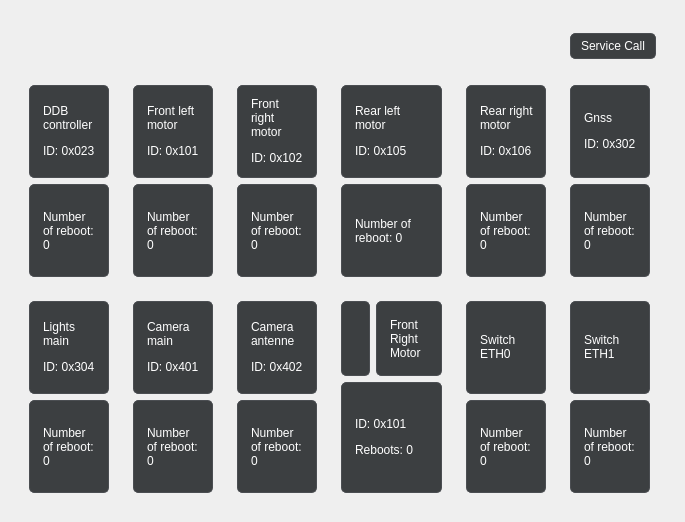
Before: the Qt Designer form rover_gui/ui/ui/DeviceStatus.ui in robotique-udes/rover, drawn with Qt 5.
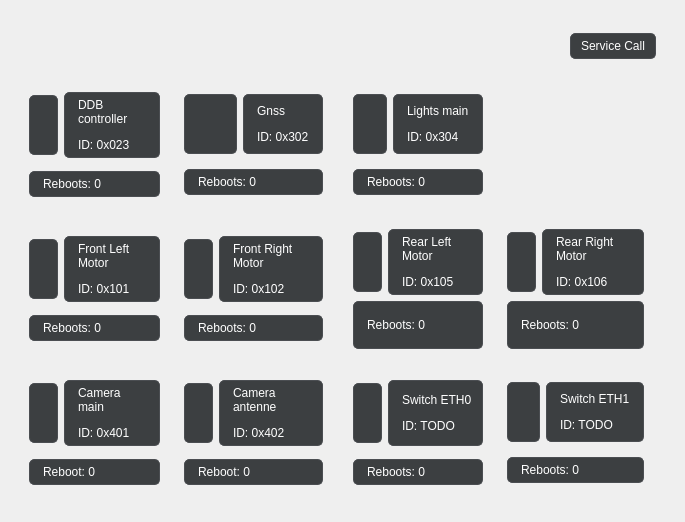
After: the same form once the commit is applied. Icons and pictures are not drawn.

Patch:
```diff
--- a/rover_gui/ui/ui/DeviceStatus.ui
+++ b/rover_gui/ui/ui/DeviceStatus.ui
@@ -23,52 +23,66 @@
 }</string>
   </property>
   <layout class="QGridLayout" name="gridLayout_2">
-   <item row="0" column="5">
+   <item row="0" column="4">
     <widget class="QWidget" name="deviceInfos" native="true">
      <layout class="QGridLayout" name="gridLayout">
-      <item row="2" column="6">
-       <widget class="QWidget" name="switchETH1" native="true">
-        <layout class="QVBoxLayout" name="verticalLayout_11">
-         <item>
-          <widget class="QLabel" name="switchETH1Info">
-           <property name="text">
-            <string>&lt;html&gt;&lt;head/&gt;&lt;body&gt;&lt;p&gt;Switch ETH1&lt;/p&gt;&lt;/body&gt;&lt;/html&gt;</string>
-           </property>
-           <property name="wordWrap">
+      <item row="3" column="4">
+       <widget class="QWidget" name="switchETH0_2" native="true">
+        <layout class="QGridLayout" name="gridLayout_12">
+         <item row="0" column="0">
+          <widget class="QLabel" name="switchETH0Icon">
+           <property name="enabled">
             <bool>true</bool>
            </property>
-          </widget>
-         </item>
-         <item>
-          <widget class="QLabel" name="switchETH1Reboot">
+           <property name="sizePolicy">
+            <sizepolicy hsizetype="Minimum" vsizetype="Minimum">
+             <horstretch>0</horstretch>
+             <verstretch>0</verstretch>
+            </sizepolicy>
+           </property>
+           <property name="maximumSize">
+            <size>
+             <width>60</width>
+             <height>60</height>
+            </size>
+           </property>
+           <property name="autoFillBackground">
+            <bool>false</bool>
+           </property>
+           <property name="lineWidth">
+            <number>1</number>
+           </property>
            <property name="text">
-            <string>Number of reboot: 0</string>
+            <string/>
            </property>
-           <property name="wordWrap">
+           <property name="pixmap">
+            <pixmap resource="../../src/Global/Constant/resources.qrc">:/icons/icons/ethswitch.png</pixmap>
+           </property>
+           <property name="scaledContents">
             <bool>true</bool>
            </property>
           </widget>
          </item>
-        </layout>
-       </widget>
-      </item>
-      <item row="1" column="3">
-       <widget class="QWidget" name="frontrightMotor" native="true">
-        <layout class="QVBoxLayout" name="verticalLayout">
-         <item>
-          <widget class="QLabel" name="frontrightMotorInfo">
-           <property name="text">
-            <string>&lt;html&gt;&lt;head/&gt;&lt;body&gt;&lt;p&gt;Front right motor&lt;/p&gt;&lt;p&gt;ID: 0x102&lt;/p&gt;&lt;/body&gt;&lt;/html&gt;</string>
+         <item row="1" column="0" colspan="2">
+          <widget class="QLabel" name="switchETH0Reboot">
+           <property name="sizePolicy">
+            <sizepolicy hsizetype="Preferred" vsizetype="Maximum">
+             <horstretch>0</horstretch>
+             <verstretch>0</verstretch>
+            </sizepolicy>
            </property>
-           <property name="wordWrap">
-            <bool>true</bool>
+           <property name="styleSheet">
+            <string notr="true"/>
            </property>
+           <property name="text">
+            <string>&lt;html&gt;&lt;head/&gt;&lt;body&gt;&lt;p&gt;Reboots: 0&lt;/p&gt;&lt;/body&gt;&lt;/html&gt;</string>
+           </property>
           </widget>
          </item>
-         <item>
-          <widget class="QLabel" name="frontrightMotorReboot">
+         <item row="0" column="1">
+          <widget class="QLabel" name="switchETH0Info">
            <property name="text">
-            <string>Number of reboot: 0</string>
+            <string>&lt;html&gt;&lt;head/&gt;&lt;body&gt;&lt;p&gt;Switch ETH0&lt;/p&gt;&lt;p&gt;ID: TODO&lt;/p&gt;&lt;/body&gt;&lt;/html&gt;</string>
            </property>
            <property name="wordWrap">
             <bool>true</bool>
@@ -78,10 +92,10 @@
         </layout>
        </widget>
       </item>
-      <item row="1" column="6">
+      <item row="1" column="2">
        <widget class="QWidget" name="gnss" native="true">
-        <layout class="QVBoxLayout" name="verticalLayout_2">
-         <item>
+        <layout class="QGridLayout" name="gridLayout_17">
+         <item row="0" column="1">
           <widget class="QLabel" name="gnssInfo">
            <property name="text">
             <string>&lt;html&gt;&lt;head/&gt;&lt;body&gt;&lt;p&gt;Gnss&lt;/p&gt;&lt;p&gt;ID: 0x302&lt;/p&gt;&lt;/body&gt;&lt;/html&gt;</string>
@@ -91,10 +105,116 @@
            </property>
           </widget>
          </item>
-         <item>
+         <item row="0" column="0">
+          <widget class="QLabel" name="frontrightMotorIcon_3">
+           <property name="enabled">
+            <bool>true</bool>
+           </property>
+           <property name="sizePolicy">
+            <sizepolicy hsizetype="Minimum" vsizetype="Minimum">
+             <horstretch>0</horstretch>
+             <verstretch>0</verstretch>
+            </sizepolicy>
+           </property>
+           <property name="maximumSize">
+            <size>
+             <width>60</width>
+             <height>60</height>
+            </size>
+           </property>
+           <property name="autoFillBackground">
+            <bool>false</bool>
+           </property>
+           <property name="lineWidth">
+            <number>1</number>
+           </property>
+           <property name="text">
+            <string/>
+           </property>
+           <property name="pixmap">
+            <pixmap resource="../../src/Global/Constant/resources.qrc">:/icons/icons/gnss.png</pixmap>
+           </property>
+           <property name="scaledContents">
+            <bool>true</bool>
+           </property>
+          </widget>
+         </item>
+         <item row="1" column="0" colspan="2">
           <widget class="QLabel" name="gnssReboot">
+           <property name="sizePolicy">
+            <sizepolicy hsizetype="Preferred" vsizetype="Maximum">
+             <horstretch>0</horstretch>
+             <verstretch>0</verstretch>
+            </sizepolicy>
+           </property>
            <property name="text">
-            <string>Number of reboot: 0</string>
+            <string>Reboots: 0</string>
+           </property>
+           <property name="wordWrap">
+            <bool>true</bool>
+           </property>
+          </widget>
+         </item>
+        </layout>
+       </widget>
+      </item>
+      <item row="3" column="1">
+       <widget class="QWidget" name="cameraMain" native="true">
+        <layout class="QGridLayout" name="gridLayout_15">
+         <item row="0" column="1">
+          <widget class="QLabel" name="cameraMainInfo">
+           <property name="text">
+            <string>&lt;html&gt;&lt;head/&gt;&lt;body&gt;&lt;p&gt;Camera main&lt;/p&gt;&lt;p&gt;ID: 0x401&lt;/p&gt;&lt;/body&gt;&lt;/html&gt;</string>
+           </property>
+           <property name="wordWrap">
+            <bool>true</bool>
+           </property>
+          </widget>
+         </item>
+         <item row="0" column="0">
+          <widget class="QLabel" name="CamMainIcon">
+           <property name="enabled">
+            <bool>true</bool>
+           </property>
+           <property name="sizePolicy">
+            <sizepolicy hsizetype="Minimum" vsizetype="Minimum">
+             <horstretch>0</horstretch>
+             <verstretch>0</verstretch>
+            </sizepolicy>
+           </property>
+           <property name="maximumSize">
+            <size>
+             <width>60</width>
+             <height>60</height>
+            </size>
+           </property>
+           <property name="autoFillBackground">
+            <bool>false</bool>
+           </property>
+           <property name="lineWidth">
+            <number>1</number>
+           </property>
+           <property name="text">
+            <string/>
+           </property>
+           <property name="pixmap">
+            <pixmap resource="../../src/Global/Constant/resources.qrc">:/icons/icons/camera.png</pixmap>
+           </property>
+           <property name="scaledContents">
+            <bool>true</bool>
+           </property>
+          </widget>
+         </item>
+         <item row="1" column="0" colspan="2">
+          <widget class="QLabel" name="cameraMainReboot">
+           <property name="sizePolicy">
+            <sizepolicy hsizetype="Preferred" vsizetype="Maximum">
+             <horstretch>0</horstretch>
+             <verstretch>0</verstretch>
+            </sizepolicy>
+           </property>
+           <property name="text">
+            <string>Reboot: 0</string>
            </property>
            <property name="wordWrap">
             <bool>true</bool>
@@ -105,22 +225,188 @@
        </widget>
       </item>
       <item row="2" column="5">
-       <widget class="QWidget" name="switchETH0" native="true">
-        <layout class="QVBoxLayout" name="verticalLayout_4">
-         <item>
-          <widget class="QLabel" name="switchETH0Info">
+       <widget class="QWidget" name="rearrightMotor" native="true">
+        <layout class="QGridLayout" name="gridLayout_10">
+         <item row="1" column="1" colspan="2">
+          <widget class="QLabel" name="rearrightMotorReboot">
+           <property name="styleSheet">
+            <string notr="true"/>
+           </property>
            <property name="text">
-            <string>&lt;html&gt;&lt;head/&gt;&lt;body&gt;&lt;p&gt;Switch ETH0&lt;/p&gt;&lt;/body&gt;&lt;/html&gt;</string>
+            <string>&lt;html&gt;&lt;head/&gt;&lt;body&gt;&lt;p&gt;Reboots: 0&lt;/p&gt;&lt;/body&gt;&lt;/html&gt;</string>
            </property>
+          </widget>
+         </item>
+         <item row="0" column="2">
+          <widget class="QLabel" name="rearrightMotorInfo">
+           <property name="text">
+            <string>&lt;html&gt;&lt;head/&gt;&lt;body&gt;&lt;p&gt;Rear Right Motor&lt;/p&gt;&lt;p&gt;ID: 0x106&lt;/p&gt;&lt;/body&gt;&lt;/html&gt;</string>
+           </property>
            <property name="wordWrap">
             <bool>true</bool>
            </property>
           </widget>
          </item>
-         <item>
-          <widget class="QLabel" name="switchETHInfoReboot">
+         <item row="0" column="1">
+          <widget class="QLabel" name="rearrightMotorIcon">
+           <property name="enabled">
+            <bool>true</bool>
+           </property>
+           <property name="sizePolicy">
+            <sizepolicy hsizetype="Minimum" vsizetype="Minimum">
+             <horstretch>0</horstretch>
+             <verstretch>0</verstretch>
+            </sizepolicy>
+           </property>
+           <property name="maximumSize">
+            <size>
+             <width>60</width>
+             <height>60</height>
+            </size>
+           </property>
+           <property name="autoFillBackground">
+            <bool>false</bool>
+           </property>
+           <property name="lineWidth">
+            <number>1</number>
+           </property>
            <property name="text">
-            <string>Number of reboot: 0</string>
+            <string/>
+           </property>
+           <property name="pixmap">
+            <pixmap resource="../../src/Global/Constant/resources.qrc">:/icons/icons/motor.png</pixmap>
+           </property>
+           <property name="scaledContents">
+            <bool>true</bool>
+           </property>
+          </widget>
+         </item>
+        </layout>
+       </widget>
+      </item>
+      <item row="2" column="1">
+       <widget class="QWidget" name="frontleftMotor" native="true">
+        <layout class="QGridLayout" name="gridLayout_11">
+         <item row="0" column="0">
+          <widget class="QLabel" name="frontleftMotorIcon">
+           <property name="enabled">
+            <bool>true</bool>
+           </property>
+           <property name="sizePolicy">
+            <sizepolicy hsizetype="Minimum" vsizetype="Minimum">
+             <horstretch>0</horstretch>
+             <verstretch>0</verstretch>
+            </sizepolicy>
+           </property>
+           <property name="maximumSize">
+            <size>
+             <width>60</width>
+             <height>60</height>
+            </size>
+           </property>
+           <property name="autoFillBackground">
+            <bool>false</bool>
+           </property>
+           <property name="lineWidth">
+            <number>1</number>
+           </property>
+           <property name="text">
+            <string/>
+           </property>
+           <property name="pixmap">
+            <pixmap resource="../../src/Global/Constant/resources.qrc">:/icons/icons/motor.png</pixmap>
+           </property>
+           <property name="scaledContents">
+            <bool>true</bool>
+           </property>
+          </widget>
+         </item>
+         <item row="0" column="1">
+          <widget class="QLabel" name="frontleftMotorInfo">
+           <property name="text">
+            <string>&lt;html&gt;&lt;head/&gt;&lt;body&gt;&lt;p&gt;Front Left Motor&lt;/p&gt;&lt;p&gt;ID: 0x101&lt;/p&gt;&lt;/body&gt;&lt;/html&gt;</string>
+           </property>
+           <property name="wordWrap">
+            <bool>true</bool>
+           </property>
+          </widget>
+         </item>
+         <item row="1" column="0" colspan="2">
+          <widget class="QLabel" name="frontleftMotorReboot">
+           <property name="sizePolicy">
+            <sizepolicy hsizetype="Preferred" vsizetype="Maximum">
+             <horstretch>0</horstretch>
+             <verstretch>0</verstretch>
+            </sizepolicy>
+           </property>
+           <property name="styleSheet">
+            <string notr="true"/>
+           </property>
+           <property name="text">
+            <string>&lt;html&gt;&lt;head/&gt;&lt;body&gt;&lt;p&gt;Reboots: 0&lt;/p&gt;&lt;/body&gt;&lt;/html&gt;</string>
+           </property>
+          </widget>
+         </item>
+        </layout>
+       </widget>
+      </item>
+      <item row="2" column="2">
+       <widget class="QWidget" name="frontrightMotor" native="true">
+        <layout class="QGridLayout" name="gridLayout_3">
+         <item row="0" column="0">
+          <widget class="QLabel" name="frontrightMotorIcon">
+           <property name="enabled">
+            <bool>true</bool>
+           </property>
+           <property name="sizePolicy">
+            <sizepolicy hsizetype="Minimum" vsizetype="Minimum">
+             <horstretch>0</horstretch>
+             <verstretch>0</verstretch>
+            </sizepolicy>
+           </property>
+           <property name="maximumSize">
+            <size>
+             <width>60</width>
+             <height>60</height>
+            </size>
+           </property>
+           <property name="autoFillBackground">
+            <bool>false</bool>
+           </property>
+           <property name="lineWidth">
+            <number>1</number>
+           </property>
+           <property name="text">
+            <string/>
+           </property>
+           <property name="pixmap">
+            <pixmap resource="../../src/Global/Constant/resources.qrc">:/icons/icons/motor.png</pixmap>
+           </property>
+           <property name="scaledContents">
+            <bool>true</bool>
+           </property>
+          </widget>
+         </item>
+         <item row="1" column="0" colspan="2">
+          <widget class="QLabel" name="frontrightMotorReboot">
+           <property name="sizePolicy">
+            <sizepolicy hsizetype="Preferred" vsizetype="Maximum">
+             <horstretch>0</horstretch>
+             <verstretch>0</verstretch>
+            </sizepolicy>
+           </property>
+           <property name="styleSheet">
+            <string notr="true"/>
+           </property>
+           <property name="text">
+            <string>&lt;html&gt;&lt;head/&gt;&lt;body&gt;&lt;p&gt;Reboots: 0&lt;/p&gt;&lt;/body&gt;&lt;/html&gt;</string>
+           </property>
+          </widget>
+         </item>
+         <item row="0" column="1">
+          <widget class="QLabel" name="frontrightMotorInfo">
+           <property name="text">
+            <string>&lt;html&gt;&lt;head/&gt;&lt;body&gt;&lt;p&gt;Front Right Motor&lt;/p&gt;&lt;p&gt;ID: 0x102&lt;/p&gt;&lt;/body&gt;&lt;/html&gt;</string>
            </property>
            <property name="wordWrap">
             <bool>true</bool>
@@ -184,114 +470,10 @@
         </layout>
        </widget>
       </item>
-      <item row="1" column="4">
-       <widget class="QWidget" name="rearleftMotor" native="true">
-        <layout class="QVBoxLayout" name="verticalLayout_12">
-         <item>
-          <widget class="QLabel" name="rearleftMotorInfo">
-           <property name="text">
-            <string>&lt;html&gt;&lt;head/&gt;&lt;body&gt;&lt;p&gt;Rear left motor&lt;/p&gt;&lt;p&gt;ID: 0x105&lt;/p&gt;&lt;/body&gt;&lt;/html&gt;</string>
-           </property>
-           <property name="wordWrap">
-            <bool>true</bool>
-           </property>
-          </widget>
-         </item>
-         <item>
-          <widget class="QLabel" name="rearleftMotorReboot">
-           <property name="text">
-            <string>Number of reboot: 0</string>
-           </property>
-           <property name="wordWrap">
-            <bool>true</bool>
-           </property>
-          </widget>
-         </item>
-        </layout>
-       </widget>
-      </item>
-      <item row="1" column="5">
-       <widget class="QWidget" name="rearrightMotor" native="true">
-        <layout class="QVBoxLayout" name="verticalLayout_6">
-         <item>
-          <widget class="QLabel" name="rearrightMotorInfo">
-           <property name="text">
-            <string>&lt;html&gt;&lt;head/&gt;&lt;body&gt;&lt;p&gt;Rear right motor&lt;/p&gt;&lt;p&gt;ID: 0x106&lt;/p&gt;&lt;/body&gt;&lt;/html&gt;</string>
-           </property>
-           <property name="wordWrap">
-            <bool>true</bool>
-           </property>
-          </widget>
-         </item>
-         <item>
-          <widget class="QLabel" name="rearrightMotorReboot">
-           <property name="text">
-            <string>Number of reboot: 0</string>
-           </property>
-           <property name="wordWrap">
-            <bool>true</bool>
-           </property>
-          </widget>
-         </item>
-        </layout>
-       </widget>
-      </item>
-      <item row="2" column="1">
-       <widget class="QWidget" name="lightsMain" native="true">
-        <layout class="QVBoxLayout" name="verticalLayout_10">
-         <item>
-          <widget class="QLabel" name="lightsMainInfo">
-           <property name="text">
-            <string>&lt;html&gt;&lt;head/&gt;&lt;body&gt;&lt;p&gt;Lights main&lt;/p&gt;&lt;p&gt;ID: 0x304&lt;/p&gt;&lt;/body&gt;&lt;/html&gt;</string>
-           </property>
-           <property name="wordWrap">
-            <bool>true</bool>
-           </property>
-          </widget>
-         </item>
-         <item>
-          <widget class="QLabel" name="lightsMainReboot">
-           <property name="text">
-            <string>Number of reboot: 0</string>
-           </property>
-           <property name="wordWrap">
-            <bool>true</bool>
-           </property>
-          </widget>
-         </item>
-        </layout>
-       </widget>
-      </item>
-      <item row="2" column="2">
-       <widget class="QWidget" name="cameraMain" native="true">
-        <layout class="QVBoxLayout" name="verticalLayout_3">
-         <item>
-          <widget class="QLabel" name="cameraMainInfo">
-           <property name="text">
-            <string>&lt;html&gt;&lt;head/&gt;&lt;body&gt;&lt;p&gt;Camera main&lt;/p&gt;&lt;p&gt;ID: 0x401&lt;/p&gt;&lt;/body&gt;&lt;/html&gt;</string>
-           </property>
-           <property name="wordWrap">
-            <bool>true</bool>
-           </property>
-          </widget>
-         </item>
-         <item>
-          <widget class="QLabel" name="cameraMainReboot">
-           <property name="text">
-            <string>Number of reboot: 0</string>
-           </property>
-           <property name="wordWrap">
-            <bool>true</bool>
-           </property>
-          </widget>
-         </item>
-        </layout>
-       </widget>
-      </item>
-      <item row="2" column="3">
+      <item row="3" column="2">
        <widget class="QWidget" name="cameraAntenne" native="true">
-        <layout class="QVBoxLayout" name="verticalLayout_7">
-         <item>
+        <layout class="QGridLayout" name="gridLayout_8">
+         <item row="0" column="1">
           <widget class="QLabel" name="cameraAntenneInfo">
            <property name="text">
             <string>&lt;html&gt;&lt;head/&gt;&lt;body&gt;&lt;p&gt;Camera antenne&lt;/p&gt;&lt;p&gt;ID: 0x402&lt;/p&gt;&lt;/body&gt;&lt;/html&gt;</string>
@@ -301,10 +483,50 @@
            </property>
           </widget>
          </item>
-         <item>
+         <item row="0" column="0">
+          <widget class="QLabel" name="camAntIcon">
+           <property name="enabled">
+            <bool>true</bool>
+           </property>
+           <property name="sizePolicy">
+            <sizepolicy hsizetype="Minimum" vsizetype="Minimum">
+             <horstretch>0</horstretch>
+             <verstretch>0</verstretch>
+            </sizepolicy>
+           </property>
+           <property name="maximumSize">
+            <size>
+             <width>60</width>
+             <height>60</height>
+            </size>
+           </property>
+           <property name="autoFillBackground">
+            <bool>false</bool>
+           </property>
+           <property name="lineWidth">
+            <number>1</number>
+           </property>
+           <property name="text">
+            <string/>
+           </property>
+           <property name="pixmap">
+            <pixmap resource="../../src/Global/Constant/resources.qrc">:/icons/icons/camera.png</pixmap>
+           </property>
+           <property name="scaledContents">
+            <bool>true</bool>
+           </property>
+          </widget>
+         </item>
+         <item row="1" column="0" colspan="2">
           <widget class="QLabel" name="cameraAntenneReboot">
+           <property name="sizePolicy">
+            <sizepolicy hsizetype="Preferred" vsizetype="Maximum">
+             <horstretch>0</horstretch>
+             <verstretch>0</verstretch>
+            </sizepolicy>
+           </property>
            <property name="text">
-            <string>Number of reboot: 0</string>
+            <string>Reboot: 0</string>
            </property>
            <property name="wordWrap">
             <bool>true</bool>
@@ -316,8 +538,8 @@
       </item>
       <item row="1" column="1">
        <widget class="QWidget" name="ddbController" native="true">
-        <layout class="QVBoxLayout" name="verticalLayout_8">
-         <item>
+        <layout class="QGridLayout" name="gridLayout_18">
+         <item row="0" column="1">
           <widget class="QLabel" name="ddbControllerInfo">
            <property name="text">
             <string>&lt;html&gt;&lt;head/&gt;&lt;body&gt;&lt;p&gt;DDB controller&lt;/p&gt;&lt;p&gt;ID: 0x023&lt;/p&gt;&lt;/body&gt;&lt;/html&gt;</string>
@@ -327,10 +549,50 @@
            </property>
           </widget>
          </item>
-         <item>
+         <item row="0" column="0">
+          <widget class="QLabel" name="frontrightMotorIcon_4">
+           <property name="enabled">
+            <bool>true</bool>
+           </property>
+           <property name="sizePolicy">
+            <sizepolicy hsizetype="Minimum" vsizetype="Minimum">
+             <horstretch>0</horstretch>
+             <verstretch>0</verstretch>
+            </sizepolicy>
+           </property>
+           <property name="maximumSize">
+            <size>
+             <width>60</width>
+             <height>60</height>
+            </size>
+           </property>
+           <property name="autoFillBackground">
+            <bool>false</bool>
+           </property>
+           <property name="lineWidth">
+            <number>1</number>
+           </property>
+           <property name="text">
+            <string/>
+           </property>
+           <property name="pixmap">
+            <pixmap resource="../../src/Global/Constant/resources.qrc">:/icons/icons/motor.png</pixmap>
+           </property>
+           <property name="scaledContents">
+            <bool>true</bool>
+           </property>
+          </widget>
+         </item>
+         <item row="1" column="0" colspan="2">
           <widget class="QLabel" name="ddbControllerReboot">
+           <property name="sizePolicy">
+            <sizepolicy hsizetype="Preferred" vsizetype="Maximum">
+             <horstretch>0</horstretch>
+             <verstretch>0</verstretch>
+            </sizepolicy>
+           </property>
            <property name="text">
-            <string>Number of reboot: 0</string>
+            <string>Reboots: 0</string>
            </property>
            <property name="wordWrap">
             <bool>true</bool>
@@ -340,40 +602,14 @@
         </layout>
        </widget>
       </item>
-      <item row="1" column="2">
-       <widget class="QWidget" name="frontleftMotor" native="true">
-        <layout class="QVBoxLayout" name="verticalLayout_5">
-         <item>
-          <widget class="QLabel" name="frontleftMotorInfo">
-           <property name="text">
-            <string>&lt;html&gt;&lt;head/&gt;&lt;body&gt;&lt;p&gt;Front left motor&lt;/p&gt;&lt;p&gt;ID: 0x101&lt;/p&gt;&lt;/body&gt;&lt;/html&gt;</string>
-           </property>
-           <property name="wordWrap">
-            <bool>true</bool>
-           </property>
-          </widget>
-         </item>
-         <item>
-          <widget class="QLabel" name="frontleftMotorReboot">
-           <property name="text">
-            <string>Number of reboot: 0</string>
-           </property>
-           <property name="scaledContents">
-            <bool>false</bool>
-           </property>
-           <property name="wordWrap">
-            <bool>true</bool>
-           </property>
-          </widget>
-         </item>
-        </layout>
-       </widget>
+      <item row="1" column="5">
+       <widget class="QWidget" name="widget" native="true"/>
       </item>
       <item row="2" column="4">
-       <widget class="QWidget" name="test" native="true">
-        <layout class="QGridLayout" name="gridLayout_3">
+       <widget class="QWidget" name="rearleftMotor" native="true">
+        <layout class="QGridLayout" name="gridLayout_9">
          <item row="0" column="0">
-          <widget class="QLabel" name="test2">
+          <widget class="QLabel" name="rearleftMotorIcon">
            <property name="enabled">
             <bool>true</bool>
            </property>
@@ -385,8 +621,8 @@
            </property>
            <property name="maximumSize">
             <size>
-             <width>75</width>
-             <height>75</height>
+             <width>60</width>
+             <height>60</height>
             </size>
            </property>
            <property name="autoFillBackground">
@@ -407,9 +643,9 @@
           </widget>
          </item>
          <item row="0" column="1">
-          <widget class="QLabel" name="test_2">
+          <widget class="QLabel" name="rearleftMotorInfo">
            <property name="text">
-            <string>Front Right Motor</string>
+            <string>&lt;html&gt;&lt;head/&gt;&lt;body&gt;&lt;p&gt;Rear Left Motor&lt;/p&gt;&lt;p&gt;ID: 0x105&lt;/p&gt;&lt;/body&gt;&lt;/html&gt;</string>
            </property>
            <property name="wordWrap">
             <bool>true</bool>
@@ -417,12 +653,144 @@
           </widget>
          </item>
          <item row="1" column="0" colspan="2">
-          <widget class="QLabel" name="test3">
+          <widget class="QLabel" name="rearleftMotorReboot">
            <property name="styleSheet">
             <string notr="true"/>
            </property>
            <property name="text">
-            <string>&lt;html&gt;&lt;head/&gt;&lt;body&gt;&lt;p&gt;ID: 0x101&lt;/p&gt;&lt;p&gt;Reboots: 0&lt;/p&gt;&lt;/body&gt;&lt;/html&gt;</string>
+            <string>&lt;html&gt;&lt;head/&gt;&lt;body&gt;&lt;p&gt;Reboots: 0&lt;/p&gt;&lt;/body&gt;&lt;/html&gt;</string>
+           </property>
+          </widget>
+         </item>
+        </layout>
+       </widget>
+      </item>
+      <item row="1" column="4">
+       <widget class="QWidget" name="lightsMain" native="true">
+        <layout class="QGridLayout" name="gridLayout_16">
+         <item row="0" column="1">
+          <widget class="QLabel" name="lightsMainInfo">
+           <property name="text">
+            <string>&lt;html&gt;&lt;head/&gt;&lt;body&gt;&lt;p&gt;Lights main&lt;/p&gt;&lt;p&gt;ID: 0x304&lt;/p&gt;&lt;/body&gt;&lt;/html&gt;</string>
+           </property>
+           <property name="wordWrap">
+            <bool>true</bool>
+           </property>
+          </widget>
+         </item>
+         <item row="0" column="0">
+          <widget class="QLabel" name="frontrightMotorIcon_2">
+           <property name="enabled">
+            <bool>true</bool>
+           </property>
+           <property name="sizePolicy">
+            <sizepolicy hsizetype="Minimum" vsizetype="Minimum">
+             <horstretch>0</horstretch>
+             <verstretch>0</verstretch>
+            </sizepolicy>
+           </property>
+           <property name="maximumSize">
+            <size>
+             <width>60</width>
+             <height>60</height>
+            </size>
+           </property>
+           <property name="autoFillBackground">
+            <bool>false</bool>
+           </property>
+           <property name="lineWidth">
+            <number>1</number>
+           </property>
+           <property name="text">
+            <string/>
+           </property>
+           <property name="pixmap">
+            <pixmap resource="../../src/Global/Constant/resources.qrc">:/icons/icons/light.png</pixmap>
+           </property>
+           <property name="scaledContents">
+            <bool>true</bool>
+           </property>
+          </widget>
+         </item>
+         <item row="1" column="0" colspan="2">
+          <widget class="QLabel" name="lightsMainReboot">
+           <property name="sizePolicy">
+            <sizepolicy hsizetype="Preferred" vsizetype="Maximum">
+             <horstretch>0</horstretch>
+             <verstretch>0</verstretch>
+            </sizepolicy>
+           </property>
+           <property name="text">
+            <string>Reboots: 0</string>
+           </property>
+           <property name="wordWrap">
+            <bool>true</bool>
+           </property>
+          </widget>
+         </item>
+        </layout>
+       </widget>
+      </item>
+      <item row="3" column="5">
+       <widget class="QWidget" name="switchETH1" native="true">
+        <layout class="QGridLayout" name="gridLayout_14">
+         <item row="0" column="0">
+          <widget class="QLabel" name="switchETH1Icon">
+           <property name="enabled">
+            <bool>true</bool>
+           </property>
+           <property name="sizePolicy">
+            <sizepolicy hsizetype="Minimum" vsizetype="Minimum">
+             <horstretch>0</horstretch>
+             <verstretch>0</verstretch>
+            </sizepolicy>
+           </property>
+           <property name="maximumSize">
+            <size>
+             <width>60</width>
+             <height>60</height>
+            </size>
+           </property>
+           <property name="autoFillBackground">
+            <bool>false</bool>
+           </property>
+           <property name="lineWidth">
+            <number>1</number>
+           </property>
+           <property name="text">
+            <string/>
+           </property>
+           <property name="pixmap">
+            <pixmap resource="../../src/Global/Constant/resources.qrc">:/icons/icons/ethswitch.png</pixmap>
+           </property>
+           <property name="scaledContents">
+            <bool>true</bool>
+           </property>
+          </widget>
+         </item>
+         <item row="1" column="0" colspan="2">
+          <widget class="QLabel" name="switchETH1Reboot">
+           <property name="sizePolicy">
+            <sizepolicy hsizetype="Preferred" vsizetype="Maximum">
+             <horstretch>0</horstretch>
+             <verstretch>0</verstretch>
+            </sizepolicy>
+           </property>
+           <property name="styleSheet">
+            <string notr="true"/>
+           </property>
+           <property name="text">
+            <string>&lt;html&gt;&lt;head/&gt;&lt;body&gt;&lt;p&gt;Reboots: 0&lt;/p&gt;&lt;/body&gt;&lt;/html&gt;</string>
+           </property>
+          </widget>
+         </item>
+         <item row="0" column="1">
+          <widget class="QLabel" name="switchETH1Info">
+           <property name="text">
+            <string>&lt;html&gt;&lt;head/&gt;&lt;body&gt;&lt;p&gt;Switch ETH1&lt;/p&gt;&lt;p&gt;ID: TODO&lt;/p&gt;&lt;/body&gt;&lt;/html&gt;</string>
+           </property>
+           <property name="wordWrap">
+            <bool>true</bool>
            </property>
           </widget>
          </item>
```
Left out of the diff: 2 changed lines with no effect on the pictures.
